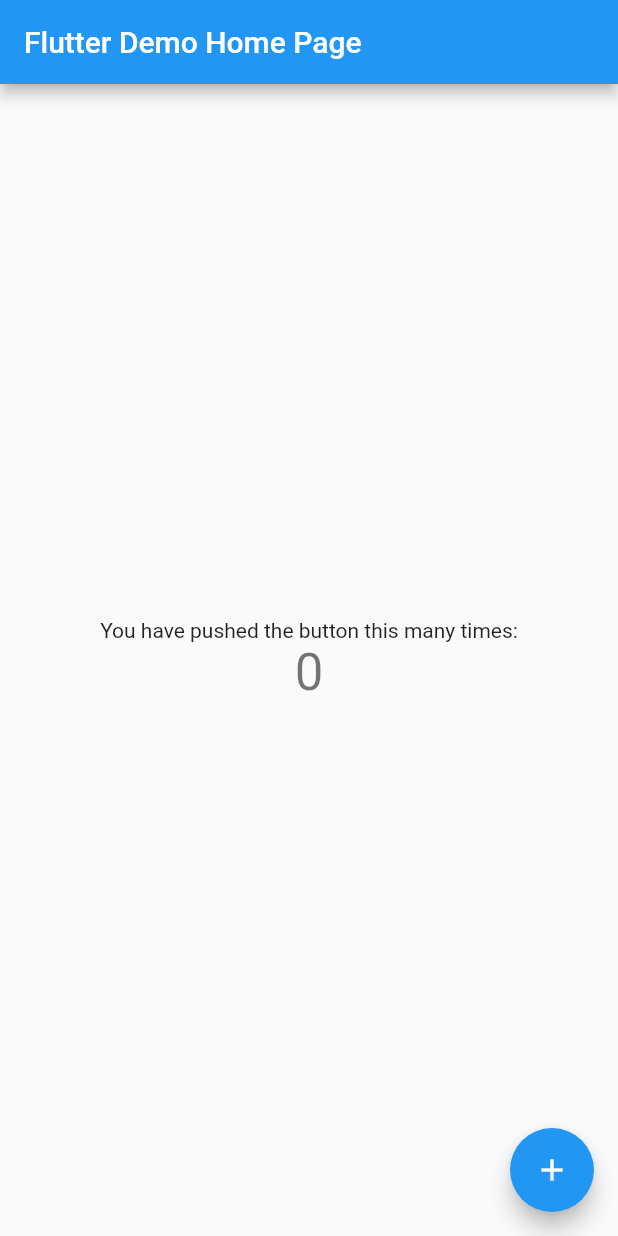
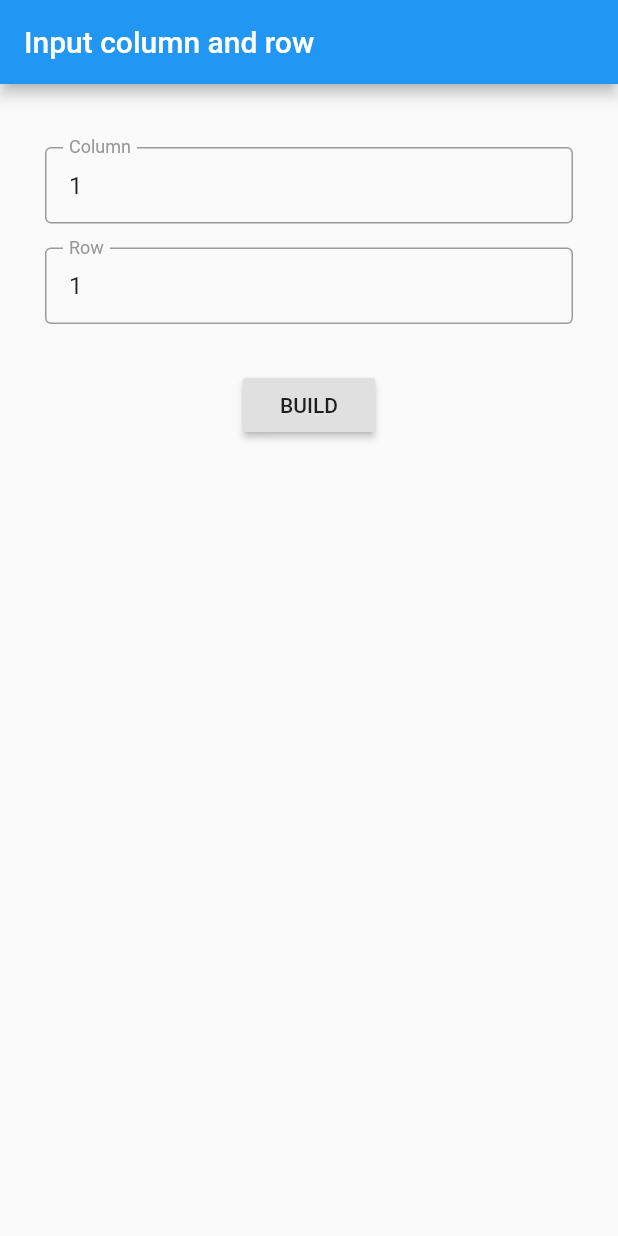
Before and after one commit to HaoliangHsiao/lattice, a Flutter app: the screen it shows after launch, on a phone screen of 412 x 824 dp. Run offline on Flutter 3.47's test engine with Material 2 defaults, Android fonts, the light colour scheme and no system bars.

Commit message:
[Input] Add Input form

```diff
--- /dev/null
+++ b/lattice_exam/lib/feature/lattice/presentation/pages/input_page.dart
@@ -0,0 +1,20 @@
+
+import 'package:flutter/material.dart';
+import 'package:lattice_exam/feature/lattice/presentation/widgets/input_form.dart';
+
+class InputPage extends StatelessWidget {
+  @override
+  Widget build(BuildContext context) {
+    return Scaffold(
+      appBar: AppBar(
+        title: Text("Input column and row"),
+      ),
+      body: SingleChildScrollView(
+        child: Container(
+          alignment: Alignment.center,
+          child: InputForm(),
+        ),
+      ),
+    );
+  }
+}
--- /dev/null
+++ b/lattice_exam/lib/feature/lattice/presentation/widgets/input_form.dart
@@ -0,0 +1,119 @@
+import 'package:flutter/material.dart';
+
+
+class InputForm extends StatefulWidget {
+  @override
+  _InputFormState createState() => _InputFormState();
+}
+
+class _InputFormState extends State<InputForm> {
+  TextEditingController _columnController = TextEditingController(text: "1");
+  TextEditingController _rowController = TextEditingController(text: "1");
+  VoidCallback _onBtnTap;
+
+
+  @override
+  void initState() {
+    super.initState();
+    _columnController.addListener(_onColumnChange);
+    _rowController.addListener(_onRowChanged);
+    _checkBtnTap();
+  }
+
+  void _onColumnChange() {
+    _checkBtnTap();
+  }
+
+  void _onRowChanged() {
+    _checkBtnTap();
+  }
+
+  _checkBtnTap() {
+    if (_onBtnTap == null) {
+      if (_columnController.text.isNotEmpty &&
+          _rowController.text.isNotEmpty) {
+        setState(() {
+          _onBtnTap = _gotoResultPage;
+        });
+      }
+    }
+
+    if (_onBtnTap != null) {
+      if (_columnController.text.isEmpty || _rowController.text.isEmpty) {
+        setState(() {
+          _onBtnTap = null;
+        });
+      }
+    }
+  }
+
+  @override
+  Widget build(BuildContext context) {
+    return Container(
+      margin: EdgeInsets.all(30),
+      child: Theme(
+        data: new ThemeData(
+            primaryColor: Color(0xff6200ee), hintColor: Color(0xff979797)),
+        child: Form(
+          child: Column(
+            mainAxisAlignment: MainAxisAlignment.center,
+            mainAxisSize: MainAxisSize.min,
+            children: <Widget>[
+              Container(
+                margin: EdgeInsets.only(top: 12),
+                child: TextFormField(
+                    controller: _columnController,
+                    decoration: InputDecoration(
+                      labelText: "Column",
+                      contentPadding: EdgeInsets.all(16.0),
+                      border: OutlineInputBorder(
+                        borderRadius: BorderRadius.circular(4),
+                      ),
+                    ),
+                    keyboardType: TextInputType.number,
+                    autocorrect: false,
+                    validator: (_) {
+                      return null;
+                    }),
+              ),
+              Container(
+                margin: EdgeInsets.only(top: 16),
+                child: TextFormField(
+                  controller: _rowController,
+                  decoration: InputDecoration(
+                    labelText: "Row",
+                    contentPadding: EdgeInsets.all(16.0),
+                    border: OutlineInputBorder(
+                      borderRadius: BorderRadius.circular(4),
+                    ),
+                  ),
+                  keyboardType: TextInputType.number,
+                  autocorrect: false,
+                  validator: (_) {
+                    return null;
+                  },
+                ),
+              ),
+              Container(
+                margin: EdgeInsets.only(top: 30),
+                child: RaisedButton(
+                  child: Text("BUILD"),
+                  onPressed: _onBtnTap,
+                ),
+              ),
+            ],
+          ),
+        ),
+      ),
+    );
+  }
+
+  _gotoResultPage() {}
+
+  @override
+  void dispose() {
+    _columnController.dispose();
+    _rowController.dispose();
+    super.dispose();
+  }
+}
--- a/lattice_exam/lib/main.dart
+++ b/lattice_exam/lib/main.dart
@@ -1,4 +1,6 @@
 import 'package:flutter/material.dart';
+
+import 'feature/lattice/presentation/pages/input_page.dart';
 
 void main() {
   runApp(MyApp());
@@ -11,107 +13,10 @@
     return MaterialApp(
       title: 'Flutter Demo',
       theme: ThemeData(
-        // This is the theme of your application.
-        //
-        // Try running your application with "flutter run". You'll see the
-        // application has a blue toolbar. Then, without quitting the app, try
-        // changing the primarySwatch below to Colors.green and then invoke
-        // "hot reload" (press "r" in the console where you ran "flutter run",
-        // or simply save your changes to "hot reload" in a Flutter IDE).
-        // Notice that the counter didn't reset back to zero; the application
-        // is not restarted.
         primarySwatch: Colors.blue,
-        // This makes the visual density adapt to the platform that you run
-        // the app on. For desktop platforms, the controls will be smaller and
-        // closer together (more dense) than on mobile platforms.
         visualDensity: VisualDensity.adaptivePlatformDensity,
       ),
-      home: MyHomePage(title: 'Flutter Demo Home Page'),
+      home:InputPage(),
     );
   }
 }
-
-class MyHomePage extends StatefulWidget {
-  MyHomePage({Key key, this.title}) : super(key: key);
-
-  // This widget is the home page of your application. It is stateful, meaning
-  // that it has a State object (defined below) that contains fields that affect
-  // how it looks.
-
-  // This class is the configuration for the state. It holds the values (in this
-  // case the title) provided by the parent (in this case the App widget) and
-  // used by the build method of the State. Fields in a Widget subclass are
-  // always marked "final".
-
-  final String title;
-
-  @override
-  _MyHomePageState createState() => _MyHomePageState();
-}
-
-class _MyHomePageState extends State<MyHomePage> {
-  int _counter = 0;
-
-  void _incrementCounter() {
-    setState(() {
-      // This call to setState tells the Flutter framework that something has
-      // changed in this State, which causes it to rerun the build method below
-      // so that the display can reflect the updated values. If we changed
-      // _counter without calling setState(), then the build method would not be
-      // called again, and so nothing would appear to happen.
-      _counter++;
-    });
-  }
-
-  @override
-  Widget build(BuildContext context) {
-    // This method is rerun every time setState is called, for instance as done
-    // by the _incrementCounter method above.
-    //
-    // The Flutter framework has been optimized to make rerunning build methods
-    // fast, so that you can just rebuild anything that needs updating rather
-    // than having to individually change instances of widgets.
-    return Scaffold(
-      appBar: AppBar(
-        // Here we take the value from the MyHomePage object that was created by
-        // the App.build method, and use it to set our appbar title.
-        title: Text(widget.title),
-      ),
-      body: Center(
-        // Center is a layout widget. It takes a single child and positions it
-        // in the middle of the parent.
-        child: Column(
-          // Column is also a layout widget. It takes a list of children and
-          // arranges them vertically. By default, it sizes itself to fit its
-          // children horizontally, and tries to be as tall as its parent.
-          //
-          // Invoke "debug painting" (press "p" in the console, choose the
-          // "Toggle Debug Paint" action from the Flutter Inspector in Android
-          // Studio, or the "Toggle Debug Paint" command in Visual Studio Code)
-          // to see the wireframe for each widget.
-          //
-          // Column has various properties to control how it sizes itself and
-          // how it positions its children. Here we use mainAxisAlignment to
-          // center the children vertically; the main axis here is the vertical
-          // axis because Columns are vertical (the cross axis would be
-          // horizontal).
-          mainAxisAlignment: MainAxisAlignment.center,
-          children: <Widget>[
-            Text(
-              'You have pushed the button this many times:',
-            ),
-            Text(
-              '$_counter',
-              style: Theme.of(context).textTheme.headline4,
-            ),
-          ],
-        ),
-      ),
-      floatingActionButton: FloatingActionButton(
-        onPressed: _incrementCounter,
-        tooltip: 'Increment',
-        child: Icon(Icons.add),
-      ), // This trailing comma makes auto-formatting nicer for build methods.
-    );
-  }
-}
```
